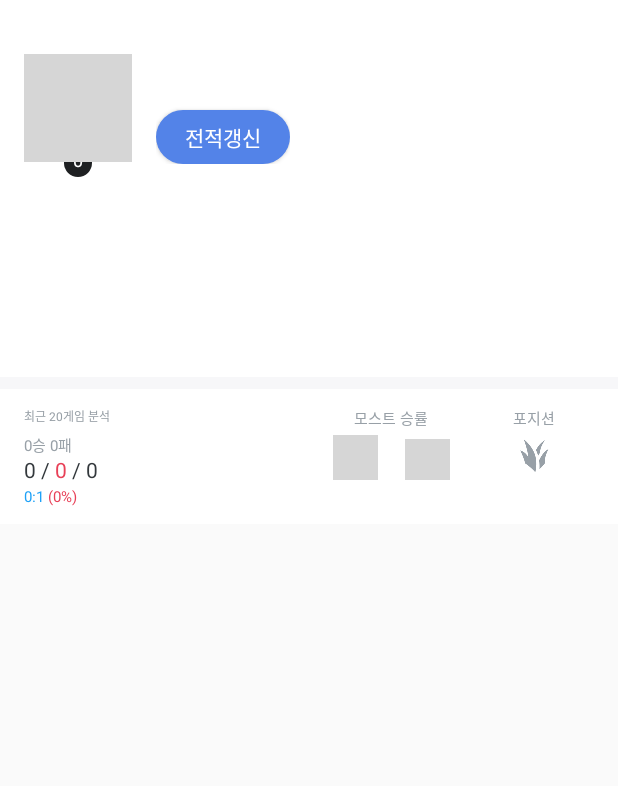
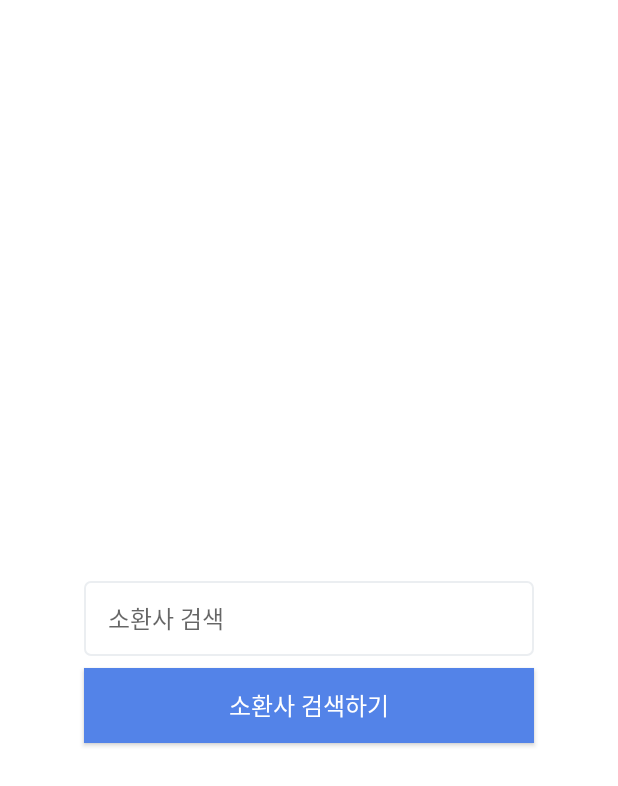
Before and after one commit to KimBooHyeon/Summoner, an Android app: the screen it shows after launch (SummonerActivity before the commit, MainActivity after it), on a phone screen of 412 x 824 dp. Shown: the top 786 px of the screen. Run offline under Robolectric (Android 15) with nearby library versions, the phone set to English and light mode, and no system bars; our stand-ins replace Dagger/Hilt's generated code, RxJava, data binding; grey boxes are pictures that could not be loaded.

Commit message:
feat: 소환사 검색 페이지

```diff
--- a/app/src/main/AndroidManifest.xml
+++ b/app/src/main/AndroidManifest.xml
@@ -13,13 +13,14 @@
         android:supportsRtl="true"
         android:theme="@style/NoActionBar">
         <activity
-            android:name="com.opgg.summoner.ui.SummonerActivity"
+            android:name=".ui.MainActivity"
             android:exported="true" >
             <intent-filter>
                 <action android:name="android.intent.action.MAIN" />
                 <category android:name="android.intent.category.LAUNCHER" />
             </intent-filter>
         </activity>
+        <activity android:name=".ui.SummonerActivity" />
     </application>
 
 </manifest>
--- a/app/src/main/java/com/opgg/summoner/network/ApiDataInterface.kt
+++ b/app/src/main/java/com/opgg/summoner/network/ApiDataInterface.kt
@@ -16,6 +16,6 @@ interface ApiDataInterface {
     @GET("summoner/{nickname}/matches")
     fun getSummonerGameInfo(
         @Path("nickname") nickname: String,
-        @Query("lastMatch") lastMatch: Long,
+        @Query("lastMatch") lastMatch: Long?,
     ): Observable<ResponseMatch>
 }
--- /dev/null
+++ b/app/src/main/java/com/opgg/summoner/ui/MainActivity.kt
@@ -0,0 +1,25 @@
+package com.opgg.summoner.ui
+
+import android.content.Intent
+import android.widget.Toast
+import com.opgg.summoner.R
+import com.opgg.summoner.databinding.ActivityMainBinding
+
+class MainActivity: BindingActivity<ActivityMainBinding>(R.layout.activity_main) {
+    override fun init() {
+    }
+
+    override fun viewBinding() {
+        binding.activity = this
+    }
+
+    fun onSearch() {
+        if (binding.etNickname.text.isEmpty()) {
+            Toast.makeText(this, getString(R.string.search_error), Toast.LENGTH_SHORT).show()
+        } else {
+            val intent = Intent(this, SummonerActivity::class.java)
+            intent.putExtra("nickname", binding.etNickname.text.toString())
+            startActivity(intent)
+        }
+    }
+}
--- a/app/src/main/java/com/opgg/summoner/utils/Constants.kt
+++ b/app/src/main/java/com/opgg/summoner/utils/Constants.kt
@@ -7,8 +7,5 @@ class Constants {
         val MAX_HOUR = 24
         val MAX_DAY = 30
         val MAX_MONTH = 12
-
-        val VIEWTYPE_CHAMPION = 100
-        var VIEWTYPE_GAME = 101
     }
 }
--- /dev/null
+++ b/app/src/main/res/layout/activity_main.xml
@@ -0,0 +1,44 @@
+<?xml version="1.0" encoding="utf-8"?>
+<layout>
+    <data>
+        <variable
+            name="activity"
+            type="com.opgg.summoner.ui.MainActivity" />
+    </data>
+    <androidx.constraintlayout.widget.ConstraintLayout xmlns:android="http://schemas.android.com/apk/res/android"
+        xmlns:app="http://schemas.android.com/apk/res-auto"
+        android:layout_width="match_parent"
+        android:layout_height="match_parent"
+        android:background="@color/white">
+
+        <EditText
+            android:id="@+id/et_nickname"
+            android:layout_width="300dp"
+            android:layout_height="50dp"
+            android:background="@drawable/border_pale_grey_two"
+            android:hint="@string/search_hint"
+            android:paddingLeft="16dp"
+            android:paddingRight="16dp"
+            android:textColor="@color/dark_grey"
+            android:textSize="16sp"
+            android:imeOptions="actionDone"
+            android:singleLine="true"
+            app:layout_constraintBottom_toBottomOf="parent"
+            app:layout_constraintLeft_toLeftOf="parent"
+            app:layout_constraintRight_toRightOf="parent"
+            app:layout_constraintTop_toTopOf="parent" />
+
+        <Button
+            android:id="@+id/btn_search"
+            android:layout_width="300dp"
+            android:layout_height="50dp"
+            android:layout_marginTop="8dp"
+            android:background="@color/soft_blue"
+            android:text="@string/search"
+            android:textColor="@color/white"
+            android:textSize="16sp"
+            android:onClick="@{() -> activity.onSearch()}"
+            app:layout_constraintRight_toRightOf="@id/et_nickname"
+            app:layout_constraintTop_toBottomOf="@id/et_nickname" />
+    </androidx.constraintlayout.widget.ConstraintLayout>
+</layout>
--- a/app/src/main/res/layout/item_champion.xml
+++ b/app/src/main/res/layout/item_summary.xml
@@ -23,6 +23,7 @@
             android:textColor="@color/cool_grey"
             android:includeFontPadding="false"/>
         <TextView
+            android:visibility="invisible"
             android:id="@+id/tv_score"
             android:layout_width="wrap_content"
             android:layout_height="wrap_content"
--- a/app/src/main/res/layout/layer_header.xml
+++ b/app/src/main/res/layout/layer_header.xml
@@ -87,6 +87,7 @@
                     android:text="@string/button_score_refresh"
                     android:textColor="@color/white"
                     android:textSize="14sp"
+                    android:onClick="@{() -> vm.reset()}"
                     app:layout_constraintLeft_toRightOf="@id/layout_thumbnail"
                     app:layout_constraintTop_toBottomOf="@id/tv_nickname"/>
             </LinearLayout>
@@ -105,7 +106,7 @@
                 tools:listitem="@layout/item_league"/>
         </androidx.constraintlayout.widget.ConstraintLayout>
         <include
-            layout="@layout/item_champion"
+            layout="@layout/item_summary"
             app:vm="@{vm}"/>
     </LinearLayout>
 </layout>
--- a/app/src/main/res/values/strings.xml
+++ b/app/src/main/res/values/strings.xml
@@ -1,5 +1,8 @@
 <resources>
     <string name="app_name">Summoner</string>
+    <string name="search_hint">소환사 검색</string>
+    <string name="search">소환사 검색하기</string>
+    <string name="search_error">검색하실 소환사를 입력해주세요.</string>
     <string name="button_score_refresh">전적갱신</string>
     <string name="win">승</string>
     <string name="lose">패</string>
```
Also changed, not shown: app/src/main/java/com/opgg/summoner/ui/SummonerActivity.kt (+36 -2 lines), app/src/main/java/com/opgg/summoner/ui/SummonerVM.kt (+27 -8 lines), app/src/main/java/com/opgg/summoner/utils/BindingAdapter.kt (+16 -3 lines), app/src/main/res/layout/activity_summoner.xml (+16 -1 lines).
